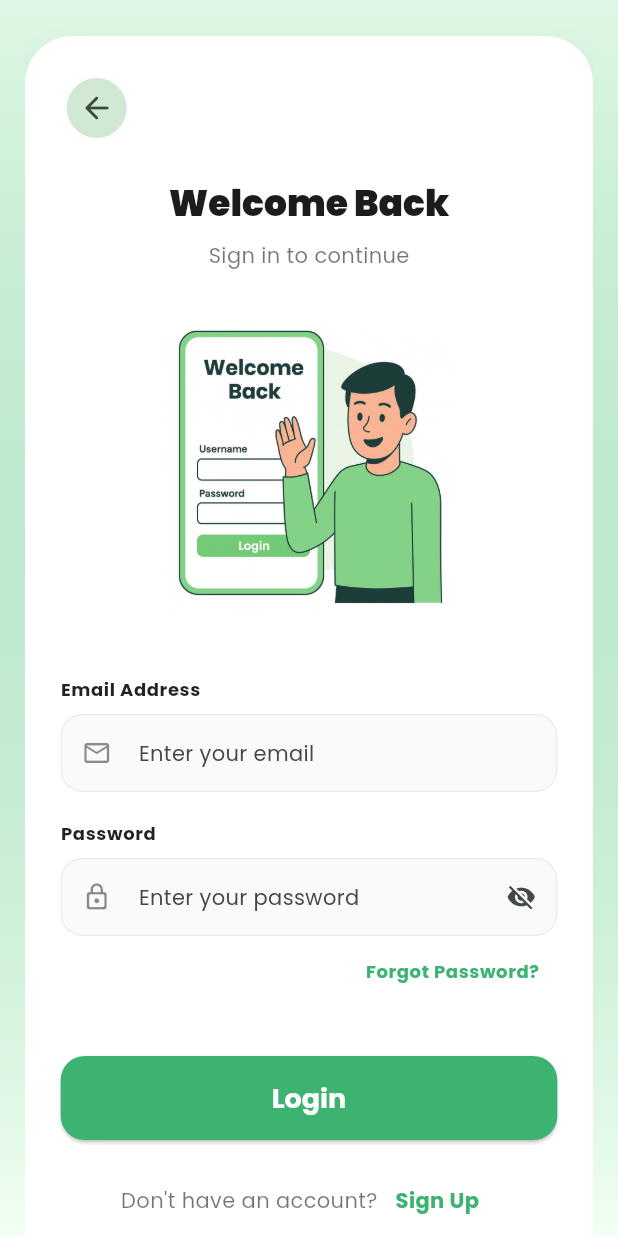
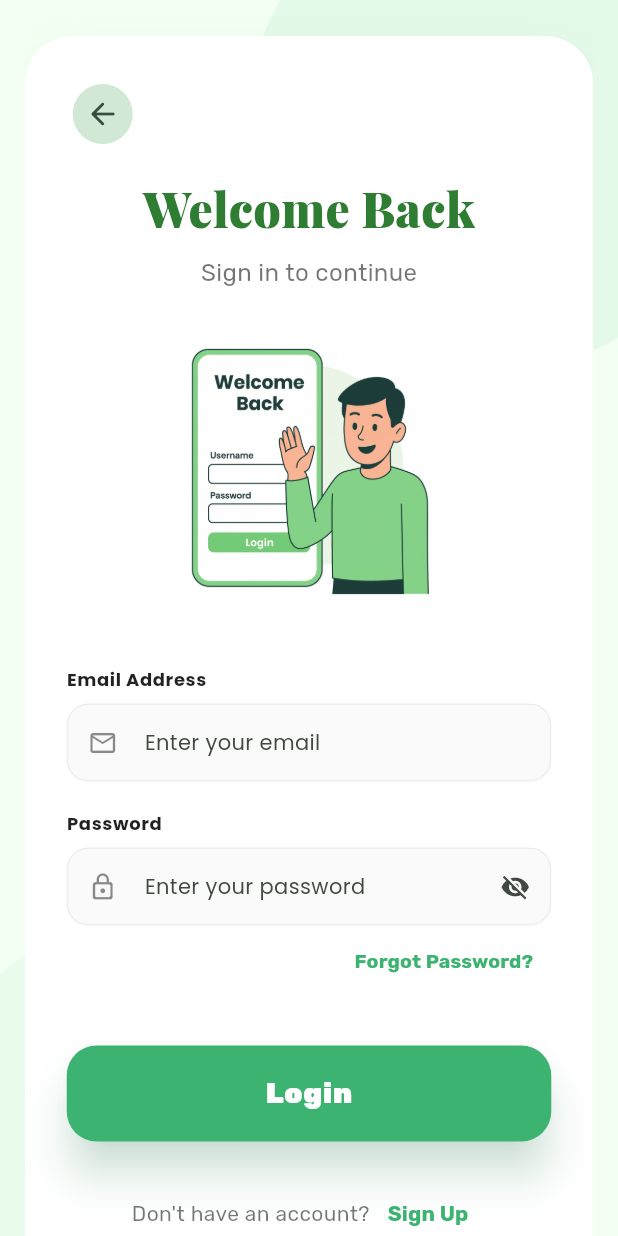
Before and after one commit to InushiAnjala/wasteless_app, a Flutter app: the screen it shows once a user with an empty profile is signed in, after a tap on the "logout" icon, after a tap on "Login", on a phone screen of 412 x 824 dp. Run offline on Flutter 3.47's test engine with Material 3 defaults, Android fonts, the phone set to English and light mode, and no system bars; our stand-ins replace cloud_firestore, firebase_auth, firebase_core, fl_chart, google_fonts, google_generative_ai and 4 more; missing offline and left inert: google_mlkit_barcode_scanning, google_mlkit_text_recognition; accounts and stored records are empty.

Commit message:
feat: implement chef screens, authentication flows, and reusable UI components for the WasteLess application

```diff
--- a/lib/screens/auth/login_screen.dart
+++ b/lib/screens/auth/login_screen.dart
@@ -1,14 +1,17 @@
 import 'package:flutter/material.dart';
 import 'package:firebase_auth/firebase_auth.dart';
 import 'package:cloud_firestore/cloud_firestore.dart';
+import 'package:google_fonts/google_fonts.dart';
 
 import '../onboarding/login_signup_screen.dart';
 import 'forgot_password_screen.dart';
-import '../chef/chef_home_screen.dart';
+import '../chef/chef_main_screen.dart';
 import '../home/main_screen.dart';
 import '../admin/admin_home_screen.dart';
 import '../../constants/colors.dart';
 import 'signup_screen.dart';
+import '../../widgets/organic_shape.dart';
+import '../../widgets/organic_button.dart';
 
 class LoginScreen extends StatefulWidget {
   const LoginScreen({super.key});
@@ -69,7 +72,7 @@ class _LoginScreenState extends State<LoginScreen> {
       if (role == "Chef") {
         Navigator.pushReplacement(
           context,
-          MaterialPageRoute(builder: (context) => const ChefHomeScreen()),
+          MaterialPageRoute(builder: (context) => const ChefMainScreen()),
         );
       } else if (role == "Admin") {
         Navigator.pushReplacement(
@@ -93,37 +96,48 @@ class _LoginScreenState extends State<LoginScreen> {
   Widget build(BuildContext context) {
     final theme = Theme.of(context);
     final colorScheme = theme.colorScheme;
-    final width = MediaQuery.of(context).size.width;
+    final size = MediaQuery.of(context).size;
 
     return Scaffold(
-      backgroundColor: colorScheme.background,
-      body: Container(
-        decoration: BoxDecoration(
-          gradient: LinearGradient(
-            colors: [
-              colorScheme.primary.withOpacity(0.1),
-              colorScheme.background,
-            ],
-            begin: Alignment.topCenter,
-            end: Alignment.bottomCenter,
+      backgroundColor: AppColors.bgColor,
+      body: Stack(
+        children: [
+          // Decorative Organic Shapes
+          Positioned(
+            top: -size.height * 0.1,
+            right: -size.width * 0.2,
+            child: OrganicShape(
+              width: size.width * 0.8,
+              height: size.height * 0.4,
+              color: AppColors.primary.withOpacity(0.08),
             ),
           ),
-        child: SafeArea(
+          Positioned(
+            bottom: -size.height * 0.05,
+            left: -size.width * 0.1,
+            child: OrganicShape(
+              width: size.width * 0.6,
+              height: size.height * 0.3,
+              color: AppColors.primary.withOpacity(0.05),
+            ),
+          ),
+
+          SafeArea(
             child: Center(
               child: SingleChildScrollView(
                 physics: const BouncingScrollPhysics(),
                 child: Container(
-                width: width * 0.92,
+                  width: size.width * 0.92,
                   margin: const EdgeInsets.symmetric(vertical: 24),
-                padding: const EdgeInsets.all(24),
+                  padding: const EdgeInsets.all(28),
                   decoration: BoxDecoration(
                     color: Colors.white,
                     borderRadius: BorderRadius.circular(32),
                     boxShadow: [
                       BoxShadow(
-                      color: Colors.black.withOpacity(0.04),
-                      blurRadius: 20,
-                      offset: const Offset(0, 10),
+                        color: AppColors.primary.withOpacity(0.06),
+                        blurRadius: 30,
+                        offset: const Offset(0, 15),
                       ),
                     ],
                   ),
@@ -146,19 +160,26 @@ class _LoginScreenState extends State<LoginScreen> {
                         ),
                       ),
 
-                    const SizedBox(height: 24),
+                      const SizedBox(height: 16),
 
                       Text(
                         "Welcome Back",
-                      style: theme.textTheme.headlineSmall?.copyWith(
+                        style: GoogleFonts.playfairDisplay(
+                          textStyle: const TextStyle(
+                            fontSize: 32,
                             fontWeight: FontWeight.w900,
+                            color: Color(0xFF2E7D32),
+                          ),
                         ),
                       ),
                       const SizedBox(height: 8),
                       Text(
                         "Sign in to continue",
-                      style: theme.textTheme.bodyMedium?.copyWith(
+                        style: GoogleFonts.rubik(
+                          textStyle: TextStyle(
+                            fontSize: 16,
                             color: AppColors.lightText,
+                          ),
                         ),
                       ),
 
@@ -168,7 +189,7 @@ class _LoginScreenState extends State<LoginScreen> {
                         tag: 'onboarding_image',
                         child: Image.asset(
                           "assets/onboarding_3.png",
-                        height: 200,
+                          height: 180,
                           fit: BoxFit.contain,
                         ),
                       ),
@@ -217,9 +238,12 @@ class _LoginScreenState extends State<LoginScreen> {
                           },
                           child: Text(
                             "Forgot Password?",
-                          style: theme.textTheme.bodySmall?.copyWith(
+                            style: GoogleFonts.rubik(
+                              textStyle: TextStyle(
                                 color: colorScheme.primary,
                                 fontWeight: FontWeight.bold,
+                                fontSize: 13,
+                              ),
                             ),
                           ),
                         ),
@@ -228,31 +252,21 @@ class _LoginScreenState extends State<LoginScreen> {
                       const SizedBox(height: 32),
 
                       // Login Button
-                    SizedBox(
-                      width: double.infinity,
-                      height: 56,
-                      child: ElevatedButton(
+                      OrganicButton(
+                        text: "Login",
                         onPressed: _loginUser,
-                        style: ElevatedButton.styleFrom(
-                          shape: RoundedRectangleBorder(
-                            borderRadius: BorderRadius.circular(16),
-                          ),
-                        ),
-                        child: const Text(
-                          "Login",
-                          style: TextStyle(fontSize: 18, fontWeight: FontWeight.bold),
-                        ),
-                      ),
                       ),
 
-                    const SizedBox(height: 16),
+                      const SizedBox(height: 24),
 
                       Row(
                         mainAxisAlignment: MainAxisAlignment.center,
                         children: [
                           Text(
                             "Don't have an account?",
-                          style: theme.textTheme.bodyMedium?.copyWith(color: AppColors.lightText),
+                            style: GoogleFonts.rubik(
+                              textStyle: TextStyle(color: AppColors.lightText, fontSize: 14),
+                            ),
                           ),
                           TextButton(
                             onPressed: () {
@@ -263,22 +277,24 @@ class _LoginScreenState extends State<LoginScreen> {
                             },
                             child: Text(
                               "Sign Up",
-                            style: theme.textTheme.bodyMedium?.copyWith(
+                              style: GoogleFonts.rubik(
+                                textStyle: TextStyle(
                                   color: colorScheme.primary,
                                   fontWeight: FontWeight.bold,
+                                  fontSize: 14,
+                                ),
                               ),
                             ),
                           ),
                         ],
                       ),
-
-                    const SizedBox(height: 16),
                     ],
                   ),
                 ),
               ),
             ),
           ),
+        ],
       ),
     );
   }
--- a/lib/screens/chef/chef_food_screen.dart
+++ b/lib/screens/chef/chef_food_screen.dart
@@ -21,7 +21,9 @@ class _ChefFoodScreenState extends State<ChefFoodScreen> {
 
   @override
   Widget build(BuildContext context) {
-    return Container(
+    return Material(
+      type: MaterialType.transparency,
+      child: Container(
         width: double.infinity,
         height: double.infinity,
         decoration: const BoxDecoration(
--- a/lib/screens/chef/chef_home_screen.dart
+++ b/lib/screens/chef/chef_home_screen.dart
@@ -23,7 +23,9 @@ class _ChefHomeScreenState extends State<ChefHomeScreen> {
     final theme = Theme.of(context);
     final colorScheme = theme.colorScheme;
 
-    return Container(
+    return Material(
+      type: MaterialType.transparency,
+      child: Container(
         decoration: BoxDecoration(
           color: colorScheme.background,
           gradient: LinearGradient(
@@ -281,6 +283,7 @@ class _ChefHomeScreenState extends State<ChefHomeScreen> {
           ],
         ),
       ),
+      ),
     );
   }
 }
--- a/lib/screens/onboarding/login_signup_screen.dart
+++ b/lib/screens/onboarding/login_signup_screen.dart
@@ -8,7 +8,7 @@ class LoginSignupScreen extends StatelessWidget {
 
   @override
   Widget build(BuildContext context) {
-    final theme = Theme.of(context);
+
     final size = MediaQuery.of(context).size;
 
     return Scaffold(
--- a/lib/screens/onboarding/splash_screen.dart
+++ b/lib/screens/onboarding/splash_screen.dart
@@ -1,98 +1,107 @@
 import 'package:flutter/material.dart';
+import 'package:google_fonts/google_fonts.dart';
 import 'login_signup_screen.dart';
 import '../../constants/colors.dart';
+import '../../widgets/organic_shape.dart';
+import '../../widgets/organic_button.dart';
 
 class SplashScreen extends StatelessWidget {
   const SplashScreen({super.key});
 
   @override
   Widget build(BuildContext context) {
-    final theme = Theme.of(context);
-    final colorScheme = theme.colorScheme;
     final size = MediaQuery.of(context).size;
 
     return Scaffold(
-      body: Container(
-        decoration: BoxDecoration(
-          gradient: LinearGradient(
-            colors: [
-              colorScheme.primary.withOpacity(0.1),
-              colorScheme.background,
-            ],
-            begin: Alignment.topCenter,
-            end: Alignment.bottomCenter,
+      backgroundColor: AppColors.bgColor,
+      body: Stack(
+        children: [
+          // Decorative Organic Shapes
+          Positioned(
+            top: -size.height * 0.1,
+            right: -size.width * 0.2,
+            child: OrganicShape(
+              width: size.width * 0.9,
+              height: size.height * 0.45,
+              color: AppColors.primary.withOpacity(0.12),
             ),
           ),
-        child: SafeArea(
-          child: LayoutBuilder(
-            builder: (context, constraints) {
-              return SingleChildScrollView(
+          Positioned(
+            bottom: -size.height * 0.1,
+            left: -size.width * 0.15,
+            child: OrganicShape(
+              width: size.width * 0.7,
+              height: size.height * 0.35,
+              color: AppColors.primary.withOpacity(0.08),
+            ),
+          ),
+
+          SafeArea(
+            child: Center(
+              child: SingleChildScrollView(
                 physics: const BouncingScrollPhysics(),
-                child: ConstrainedBox(
-                  constraints: BoxConstraints(minHeight: constraints.maxHeight),
-                  child: Center(
-                    child: Container(
-                      width: double.infinity,
-                      margin: const EdgeInsets.symmetric(horizontal: 24, vertical: 40),
-                      padding: const EdgeInsets.symmetric(vertical: 40, horizontal: 24),
+                padding: const EdgeInsets.symmetric(horizontal: 32, vertical: 40),
+                child: Column(
+                  mainAxisAlignment: MainAxisAlignment.center,
+                  children: [
+                    // LOGO - MATCHES LOGIN SIGNUP STYLE
+                    Container(
+                      padding: const EdgeInsets.all(28),
                       decoration: BoxDecoration(
                         color: Colors.white,
-                        borderRadius: BorderRadius.circular(32),
+                        shape: BoxShape.circle,
                         boxShadow: [
                           BoxShadow(
-                            color: Colors.black.withOpacity(0.04),
-                            blurRadius: 20,
-                            offset: const Offset(0, 10),
+                            color: AppColors.primary.withOpacity(0.15),
+                            blurRadius: 40,
+                            spreadRadius: 10,
                           ),
                         ],
                       ),
-                      child: Column(
-                        mainAxisSize: MainAxisSize.min,
-                        children: [
-                          const SizedBox(height: 20),
-
-                          /// ⭐ Premium Logo Container
-                          Container(
-                            height: size.height * 0.28,
-                            padding: const EdgeInsets.all(20),
-                            decoration: BoxDecoration(
-                              color: colorScheme.primary.withOpacity(0.05),
-                              shape: BoxShape.circle,
-                            ),
                       child: Image.asset(
-                              "assets/logo.png",
+                        'assets/logo.png',
+                        height: 140,
                         fit: BoxFit.contain,
                       ),
                     ),
 
-                          const SizedBox(height: 40),
+                    const SizedBox(height: 56),
 
-                          /// ⭐ Headline
+                    // HEADING - PREMIUM TYPOGRAPHY
                     Text(
                       "Welcome to WasteLess",
                       textAlign: TextAlign.center,
-                            style: theme.textTheme.headlineSmall?.copyWith(
+                      style: GoogleFonts.playfairDisplay(
+                        textStyle: const TextStyle(
+                          fontSize: 36,
                           fontWeight: FontWeight.w900,
-                              color: AppColors.darkText,
+                          color: Color(0xFF2E7D32),
+                          height: 1.2,
+                          letterSpacing: -0.5,
                         ),
                       ),
-                          const SizedBox(height: 12),
+                    ),
+                    const SizedBox(height: 16),
+
                     Text(
                       "Save food. Save money. Save the planet.",
                       textAlign: TextAlign.center,
-                            style: theme.textTheme.bodyMedium?.copyWith(
-                              color: AppColors.lightText,
+                      style: GoogleFonts.rubik(
+                        textStyle: TextStyle(
+                          fontSize: 18,
+                          color: Colors.black.withOpacity(0.6),
                           height: 1.5,
+                          fontWeight: FontWeight.w400,
+                        ),
                       ),
                     ),
 
-                          const SizedBox(height: 48),
+                    const SizedBox(height: 64),
 
-                          /// ⭐ GET STARTED BUTTON
-                          SizedBox(
-                            width: double.infinity,
-                            height: 60,
-                            child: ElevatedButton(
+                    // GET STARTED BUTTON - ORGANIC STYLE
+                    OrganicButton(
+                      text: "GET STARTED",
+                      icon: Icons.arrow_forward_rounded,
                       onPressed: () {
                         Navigator.push(
                           context,
@@ -101,40 +110,27 @@ class SplashScreen extends StatelessWidget {
                           ),
                         );
                       },
-                              style: ElevatedButton.styleFrom(
-                                shape: RoundedRectangleBorder(
-                                  borderRadius: BorderRadius.circular(18),
                     ),
-                                elevation: 0,
-                              ),
-                              child: Row(
-                                mainAxisAlignment: MainAxisAlignment.center,
-                                children: [
+
+                    const SizedBox(height: 24),
+
                     Text(
-                                    "GET STARTED",
-                                    style: theme.textTheme.titleMedium?.copyWith(
-                                      color: Colors.white,
-                                      fontWeight: FontWeight.bold,
-                                      letterSpacing: 1.2,
-                                    ),
-                                  ),
-                                  const SizedBox(width: 12),
-                                  const Icon(Icons.arrow_forward_rounded, size: 20),
-                                ],
+                      "Elevating your sustainable lifestyle.",
+                      style: GoogleFonts.rubik(
+                        textStyle: TextStyle(
+                          fontSize: 14,
+                          fontWeight: FontWeight.w600,
+                          color: AppColors.primary.withOpacity(0.6),
+                          letterSpacing: 0.5,
                         ),
                       ),
                     ),
-
-                          const SizedBox(height: 20),
                   ],
                 ),
               ),
             ),
           ),
-              );
-            },
-          ),
-        ),
+        ],
       ),
     );
   }
--- /dev/null
+++ b/lib/widgets/organic_button.dart
@@ -0,0 +1,59 @@
+import 'package:flutter/material.dart';
+import 'package:google_fonts/google_fonts.dart';
+
+class OrganicButton extends StatelessWidget {
+  final String text;
+  final bool isPrimary;
+  final VoidCallback onPressed;
+  final IconData? icon;
+
+  const OrganicButton({
+    super.key,
+    required this.text,
+    this.isPrimary = true,
+    required this.onPressed,
+    this.icon,
+  });
+
+  @override
+  Widget build(BuildContext context) {
+    return SizedBox(
+      width: double.infinity,
+      height: 64,
+      child: ElevatedButton(
+        onPressed: onPressed,
+        style: ElevatedButton.styleFrom(
+          backgroundColor: isPrimary ? const Color(0xFF3CB371) : Colors.white,
+          foregroundColor: isPrimary ? Colors.white : const Color(0xFF3CB371),
+          elevation: isPrimary ? 12 : 0,
+          shadowColor: const Color(0xFF3CB371).withOpacity(0.4),
+          shape: RoundedRectangleBorder(
+            borderRadius: BorderRadius.circular(20),
+            side: isPrimary
+                ? BorderSide.none
+                : const BorderSide(color: Color(0xFF3CB371), width: 2),
+          ),
+        ),
+        child: Row(
+          mainAxisAlignment: MainAxisAlignment.center,
+          children: [
+            Text(
+              text,
+              style: GoogleFonts.rubik(
+                textStyle: const TextStyle(
+                  fontSize: 19,
+                  fontWeight: FontWeight.w900,
+                  letterSpacing: 0.5,
+                ),
+              ),
+            ),
+            if (icon != null) ...[
+              const SizedBox(width: 12),
+              Icon(icon, size: 22),
+            ],
+          ],
+        ),
+      ),
+    );
+  }
+}
--- /dev/null
+++ b/lib/widgets/organic_shape.dart
@@ -0,0 +1,26 @@
+import 'package:flutter/material.dart';
+
+class OrganicShape extends StatelessWidget {
+  final double width;
+  final double height;
+  final Color color;
+
+  const OrganicShape({
+    super.key,
+    required this.width,
+    required this.height,
+    required this.color,
+  });
+
+  @override
+  Widget build(BuildContext context) {
+    return Container(
+      width: width,
+      height: height,
+      decoration: BoxDecoration(
+        color: color,
+        borderRadius: BorderRadius.all(Radius.elliptical(width, height)),
+      ),
+    );
+  }
+}
```
Also changed, not shown: lib/screens/auth/signup_screen.dart (+48 -34 lines), lib/screens/chef/not_in_stock_screen.dart (+5 -26 lines). Lines whose indentation alone changed are shown as unchanged.
